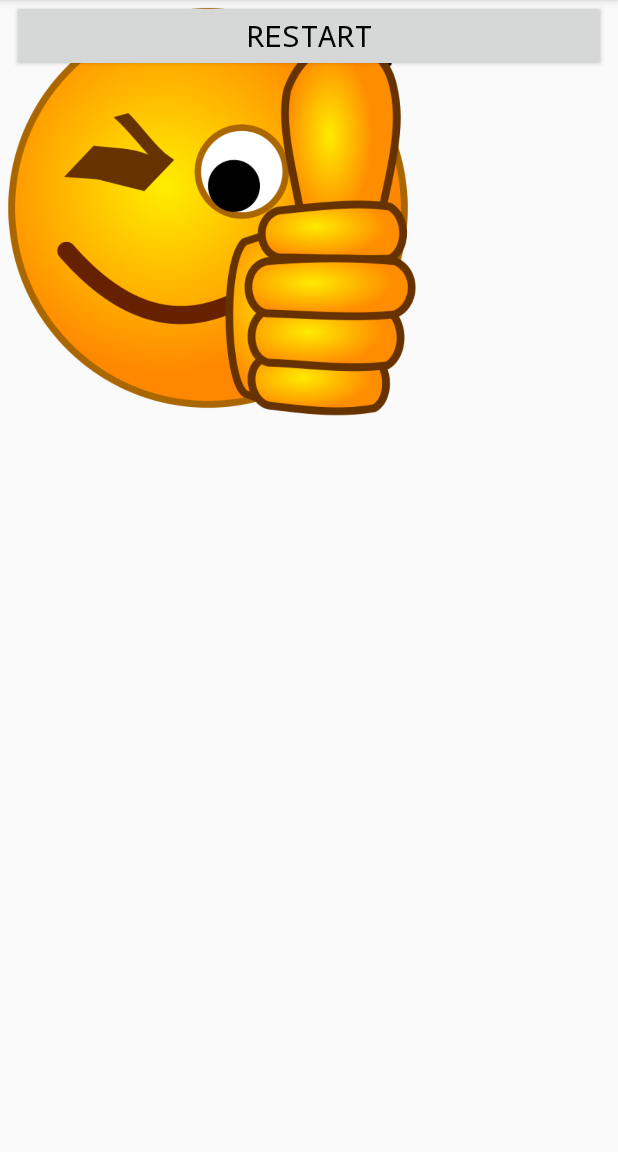
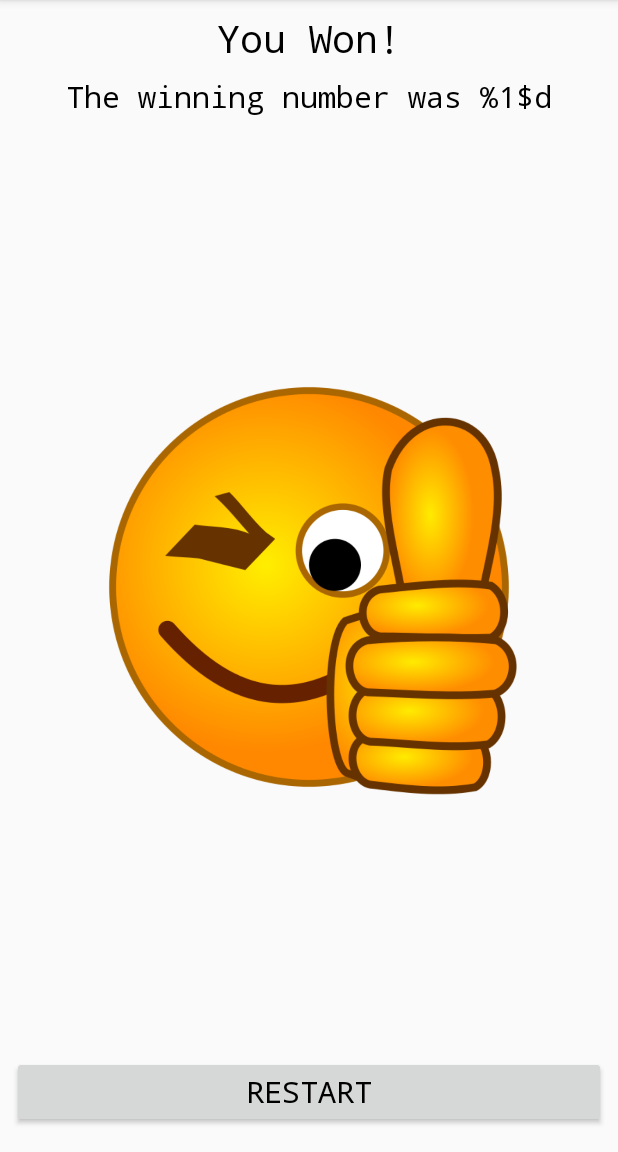
Before and after one commit to Delta319/AndroidGuessingGame, an Android app: the ResultsActivity screen opened directly, with no data from a screen before it, on a phone screen of 412 x 824 dp, the part 84-1236 px from its top. Run offline under Robolectric (Android 15) with nearby library versions, the phone set to English and light mode, and no system bars.

Commit message:
constrained buttons and added logic for number lower than generated number

```diff
--- a/app/src/main/java/com/example/ethanrowe/guessinggame/GameActivity.java
+++ b/app/src/main/java/com/example/ethanrowe/guessinggame/GameActivity.java
@@ -54,7 +54,7 @@ public class GameActivity extends AppCompatActivity {
 
         int userGuess = Integer.parseInt(guess.getText().toString());
         if (userGuess > 100 || userGuess <= 0) {
-            clue.setText("Please enter a number between 1 and 100.");
+            clue.setText(R.string.enter_number_1_100);
             clue.setVisibility(View.VISIBLE);
             guess.setText("");
         } else {
@@ -81,21 +81,21 @@ public class GameActivity extends AppCompatActivity {
             clue.setVisibility(View.VISIBLE);
             guess.setText("");
             numberOfGuesses++;
-
-
+            Toast.makeText(this, getString(R.string.chances_left, (5 - numberOfGuesses)), Toast.LENGTH_SHORT).show();
         } else if (userGuess > generatedNumber) {
-            // Update clue TextView to say "higher", set visibility to VISIBLE, set guess EditText to "" and increment numberOfGuesses by 1
-            clue.setText("lower");
+            //Update clue TextView to say "higher", set visibility to VISIBLE, set guess EditText to "" and increment numberOfGuesses by 1
+            clue.setText(R.string.lower);
             clue.setVisibility(View.VISIBLE);
             guess.setText("");
             numberOfGuesses++;
+            Toast.makeText(this, getString(R.string.chances_left, (5 - numberOfGuesses)), Toast.LENGTH_SHORT).show();
+
+        }
+    }
 
 
-        }
-
-        @Override
-        public void onBackPressed (); {
-            //Removed super.onBackPressed(); to make sure if the back button is presses nothing will happen.
-        }
+    @Override
+    public void onBackPressed() {
+        //Removed super.onBackPressed(); to make sure if the back button is presses nothing will happen.
     }
 }
--- a/app/src/main/res/layout/activity_results.xml
+++ b/app/src/main/res/layout/activity_results.xml
@@ -12,14 +12,14 @@
         android:layout_height="wrap_content"
         android:layout_marginEnd="8dp"
         android:layout_marginStart="8dp"
-        android:layout_marginTop="16dp"
+        android:layout_marginTop="8dp"
         android:fontFamily="monospace"
         android:text="@string/you_won"
         android:textAlignment="center"
         android:textColor="@android:color/black"
         android:textSize="25sp"
-        app:layout_constraintEnd_toEndOf="parent"
-        app:layout_constraintStart_toStartOf="parent"
+        app:layout_constraintEnd_toEndOf="@+id/number_textview"
+        app:layout_constraintStart_toStartOf="@+id/number_textview"
         app:layout_constraintTop_toTopOf="parent" />
 
     <TextView
@@ -28,35 +28,43 @@
         android:layout_height="wrap_content"
         android:layout_marginEnd="8dp"
         android:layout_marginStart="8dp"
+        android:layout_marginTop="8dp"
         android:fontFamily="monospace"
         android:text="@string/winning_number"
         android:textAlignment="center"
         android:textColor="@android:color/black"
         android:textSize="20sp"
-        app:layout_constraintEnd_toEndOf="parent"
-        app:layout_constraintStart_toStartOf="parent"
-        tools:layout_editor_absoluteY="87dp" />
+        app:layout_constraintEnd_toEndOf="@+id/imageView"
+        app:layout_constraintStart_toStartOf="@+id/imageView"
+        app:layout_constraintTop_toBottomOf="@+id/results_textview" />
 
     <ImageView
         android:id="@+id/imageView"
         android:layout_width="277dp"
         android:layout_height="277dp"
-        app:srcCompat="@drawable/thumb"
-        tools:layout_editor_absoluteX="54dp"
-        tools:layout_editor_absoluteY="140dp" />
+        android:layout_marginBottom="8dp"
+        android:layout_marginEnd="8dp"
+        android:layout_marginStart="8dp"
+        android:layout_marginTop="8dp"
+        app:layout_constraintBottom_toTopOf="@+id/restart_button"
+        app:layout_constraintEnd_toEndOf="parent"
+        app:layout_constraintStart_toStartOf="parent"
+        app:layout_constraintTop_toBottomOf="@+id/number_textview"
+        app:srcCompat="@drawable/thumb" />
 
     <Button
         android:id="@+id/restart_button"
         android:layout_width="0dp"
         android:layout_height="wrap_content"
+        android:layout_marginBottom="16dp"
         android:layout_marginEnd="8dp"
         android:layout_marginStart="8dp"
         android:fontFamily="monospace"
-        android:text="Restart"
+        android:text="@string/restart"
         android:textAlignment="center"
         android:textColor="@android:color/black"
         android:textSize="20sp"
+        app:layout_constraintBottom_toBottomOf="parent"
         app:layout_constraintEnd_toEndOf="parent"
-        app:layout_constraintStart_toStartOf="parent"
-        tools:layout_editor_absoluteY="432dp" />
+        app:layout_constraintStart_toStartOf="parent" />
 </android.support.constraint.ConstraintLayout>
--- a/app/src/main/res/values/strings.xml
+++ b/app/src/main/res/values/strings.xml
@@ -8,4 +8,8 @@
     <string name="submit_guess">Check Guess</string>
     <string name="you_won">You Won!</string>
     <string name="winning_number">The winning number was %1$d</string>
+    <string name="enter_number_1_100">Please enter a number between 1 and 100.</string>
+    <string name="lower">lower</string>
+    <string name="chances_left">You have %1$d chances left.</string>
+    <string name="restart">Restart</string>
 </resources>
```
